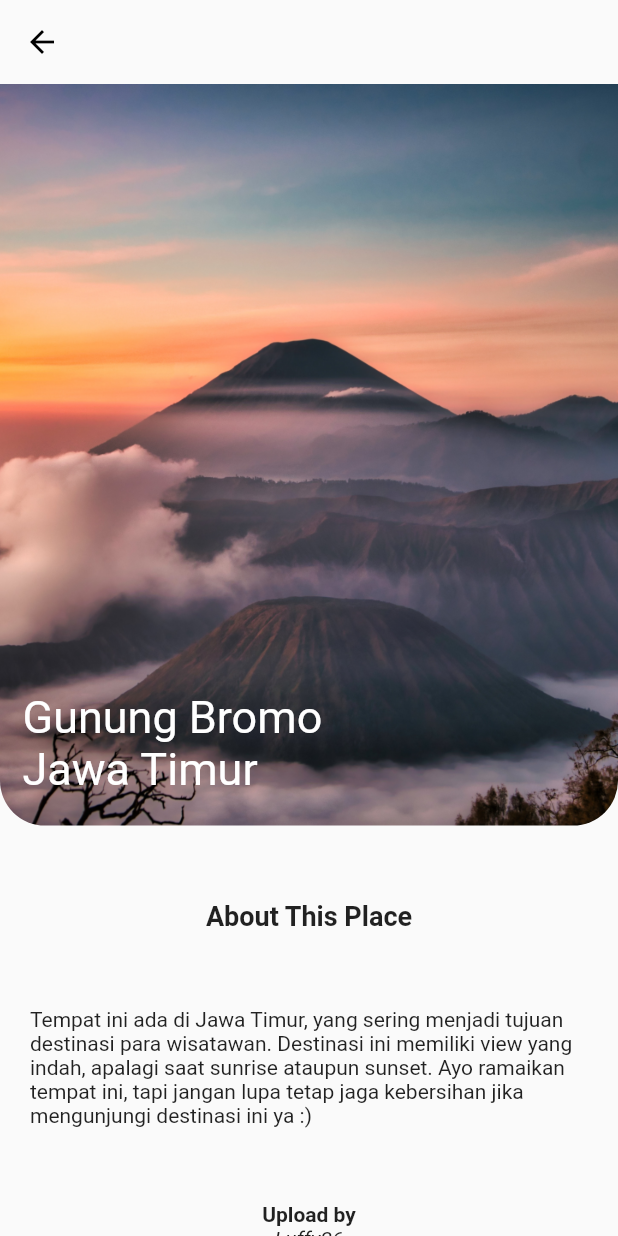
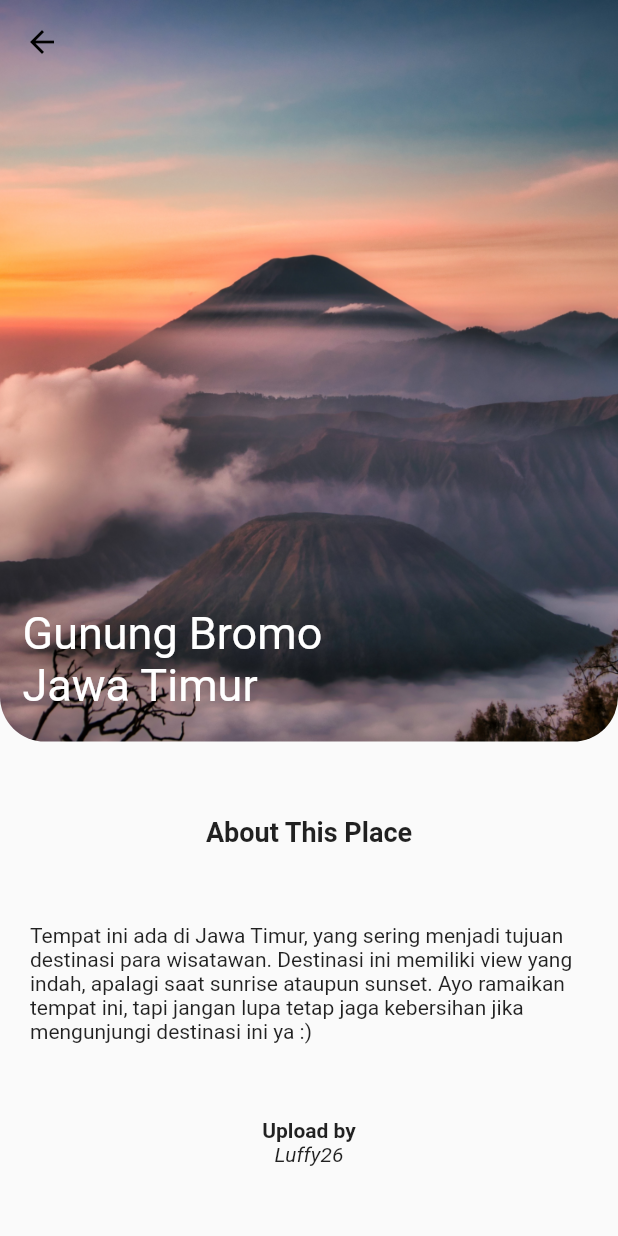
Before and after one commit to syaifqr/Aplikasi_Tempat_Wisata, a Flutter app: the DetailPlace screen opened by its route, on a phone screen of 412 x 824 dp. Run offline on Flutter 3.47's test engine with Material 2 defaults, Android fonts, the phone set to English and light mode, and no system bars; Roboto replaces fonts that are missing (Quantico).

Commit message:
update transparant

```diff
--- a/project_uas_flutter/lib/screens/detail_place.dart
+++ b/project_uas_flutter/lib/screens/detail_place.dart
@@ -12,9 +12,10 @@ class _DetailPlaceState extends State<DetailPlace> {
   Widget build(BuildContext context) {
     return SafeArea(
       child: Scaffold(
+        extendBodyBehindAppBar: true,
         appBar: AppBar(
           elevation: 0,
-          backgroundColor: Color.fromRGBO(255, 255, 255, 0),
+          backgroundColor: Colors.transparent,
           leading: Builder(
             builder: (BuildContext context) {
               return IconButton(
```
